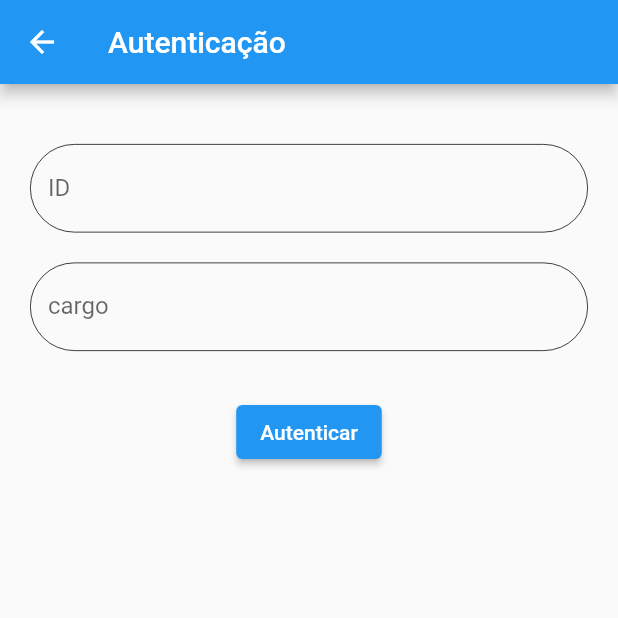
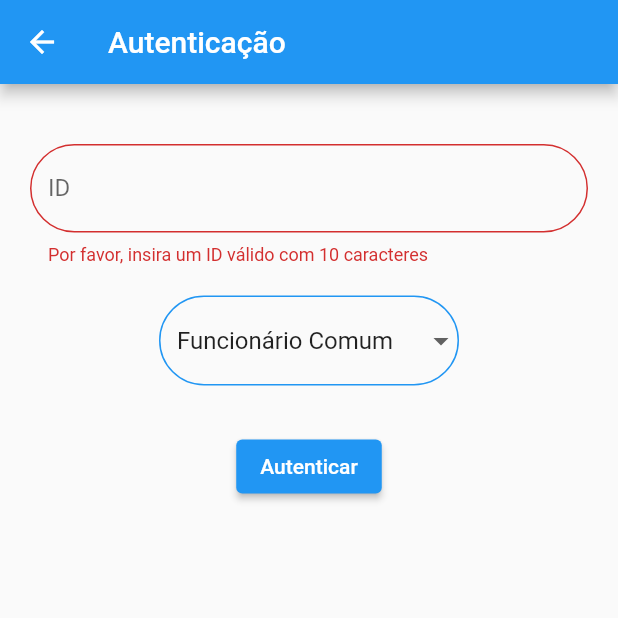
Before and after one commit to GFRrank/projeto_validad, a Flutter app: the Autenticacao screen opened by its route, after a tap on "Autenticar", on a phone screen of 412 x 824 dp, the top half of it. Run offline on Flutter 3.47's test engine with Material 2 defaults, Android fonts, the phone set to English and light mode, and no system bars; our stand-ins replace device_preview; missing offline and left inert: spreadsheet_decoder.

```diff
--- a/lib/view/Autentificação_view.dart
+++ b/lib/view/Autentificação_view.dart
@@ -1,33 +1,39 @@
 import 'package:flutter/material.dart';
+import 'package:flutter/services.dart';
 import 'package:projeto_valid/view/Login_view.dart';
 
 class Autenticacao extends StatefulWidget {
   @override
   _AutenticacaoState createState() => _AutenticacaoState();
 }
-
 class _AutenticacaoState extends State<Autenticacao> {
+  List<String> Cargos = ['Funcionário Comum', 'Gerente'];
+  String? CargoSelecionado = 'Funcionário Comum';
   final _formKey = GlobalKey<FormState>();
   final _idController = TextEditingController();
-  final _cargoController = TextEditingController();
+  //final _cargoController = TextEditingController();
 
   @override
   Widget build(BuildContext context) {
     return Scaffold(
       appBar: AppBar(title: Text('Autenticação')),
-      body: Container(
+      body: Form(
+        key: _formKey,
+        child: Container(
           padding: const EdgeInsets.only(top: 40, left: 20, right: 20),
-        key: _formKey,
           child: Column(
             children: <Widget>[
               TextFormField(
                 controller: _idController,
+                inputFormatters: [LengthLimitingTextInputFormatter(10)],
+
                 decoration: const InputDecoration(
                   labelText: 'ID',
-                  enabledBorder: OutlineInputBorder(
-                      borderRadius: BorderRadius.all(Radius.elliptical(50, 50)),
-                      borderSide: BorderSide(width: 0.5))),
-              validator: (value) {
+                  border: OutlineInputBorder(
+                      borderRadius: BorderRadius.all(Radius.elliptical(50, 50))
+                  )
+                ),
+                validator: (String? value) {
                   if (value == null || value.isEmpty || value.length != 10) {
                     return 'Por favor, insira um ID válido com 10 caracteres';
                   }
@@ -37,14 +43,16 @@ class _AutenticacaoState extends State<Autenticacao> {
               const SizedBox(
                 height: 20,
               ),
-            TextFormField(
+              /*TextFormField(
                 controller: _cargoController,
+                inputFormatters: [LengthLimitingTextInputFormatter(2)],
                 decoration: const InputDecoration(
                   labelText: 'cargo',
-                  enabledBorder: OutlineInputBorder(
-                      borderRadius: BorderRadius.all(Radius.elliptical(50, 50)),
-                      borderSide: BorderSide(width: 0.5))),
-              validator: (value) {
+                  border: OutlineInputBorder(
+                      borderRadius: BorderRadius.all(Radius.elliptical(50, 50))
+                  )
+                ),
+                validator: (String? value) {
                   if (value == null ||
                       (value != 'FC' &&
                           value != 'G' &&
@@ -54,6 +62,24 @@ class _AutenticacaoState extends State<Autenticacao> {
                   }
                   return null;
                 },
+              ),*/
+              SizedBox(
+                width: 200,
+                height: 60,
+                child: DropdownButtonFormField(
+                  decoration: InputDecoration(
+                    enabledBorder: OutlineInputBorder(
+                      borderRadius: BorderRadius.circular(32),
+                      borderSide: BorderSide(color: Colors.blue),
+                    ),
+                  ),
+                  value: CargoSelecionado,
+                  items: Cargos.map((cargo) => DropdownMenuItem(
+                    value: cargo,
+                    child: Text(cargo),
+                    )).toList(),
+                  onChanged: (cargo) => setState(() => CargoSelecionado = cargo),
+                  ),
               ),
               const SizedBox(
                 height: 30,
@@ -71,6 +97,7 @@ class _AutenticacaoState extends State<Autenticacao> {
             ],
           ),
         ),
+      ),
     );
   }
 }
```
Lines whose indentation alone changed are shown as unchanged.
